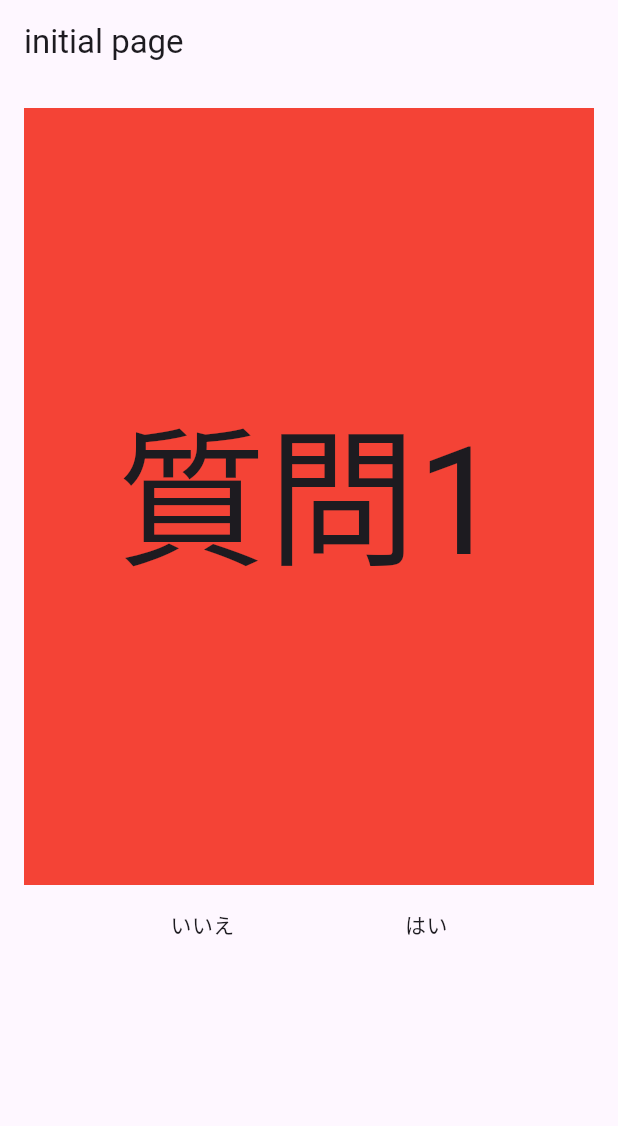
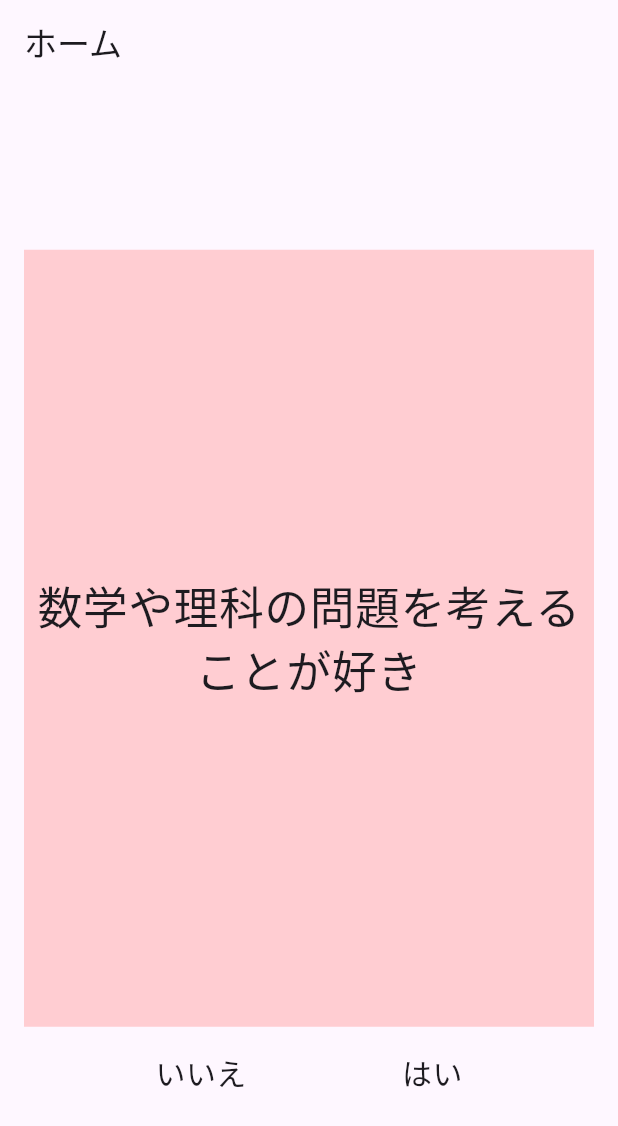
Before and after one commit to Koichi5/benesse_hack_4, a Flutter app: the screen it shows after launch, on a phone screen of 412 x 824 dp. Shown: the top 1126 px of the screen. Run offline on Flutter 3.47's test engine with Material 2 defaults, Android fonts, the phone set to English and light mode, and no system bars; drawn by our look-alikes of swipe_cards.

Commit message:
add load map

```diff
--- a/lib/component/reader_chart.dart
+++ b/lib/component/reader_chart.dart
@@ -9,7 +9,7 @@ class RadarChart extends StatelessWidget {
   Widget build(BuildContext context) {
     // final List<int> vector;
     return CustomPaint(
-      size: Size(double.infinity, double.infinity),
+      size: Size(MediaQuery.of(context).size.height* 0.4, MediaQuery.of(context).size.height* 0.4),
       painter: RadarChartPainter(vector: vector),
     );
   }
--- a/lib/view/itnitial_page.dart
+++ b/lib/view/itnitial_page.dart
@@ -15,25 +15,30 @@ class InitialPage extends StatefulWidget {
 
 class _InitialPageState extends State<InitialPage> {
   bool _isResultButtonShowed = false;
+  List<String> occupationList = [];
   List<SwipeItem> _swipeItems = [];
   // 論理的思考力、継続力、チャレンジ精神、協調性、計画力、主体性
-  List<int> vector = [0, 0, 0, 0, 0];
+  List<int> vector = [0, 0, 0, 0, 0, 0];
   late MatchEngine _matchEngine;
   GlobalKey<ScaffoldState> _scaffoldKey = GlobalKey();
   // List<String> _names = ["Red", "Blue", "Green", "Yellow", "Orange"];
   // key: 質問内容, value: 質問内容が属する属性のインデックス
-  Map <String, int> _questionList = {
-    "質問1":  1,
-    "質問2": 2,
-    "質問3":  1,
-    "質問4": 3,
+  Map <String, List<int>> _questionList = {
+    "数学や理科の問題を考えることが好き":  [0,2],
+    "「なぜそうなるのか？」を考えるのが好き": [0,5],
+    "学校や習い事をあまり休まない":  [1,3],
+    "一度始めたことは根気よく続けられる": [1, 4],
+    "出来るかどうか分からないことでもとりあえずやってみる": [2, 5],
+    "期間限定商品を試してみる": [2, 3],
+    "班行動や部活動などみんなと協力して何かをするのが好きだ": [3,4],
+    "あいさつやお礼をしっかり言える": [1, 3],
+    "夏休みの宿題を余裕をもって終わらせられる": [1, 4],
+    "友達と遊びに行くとき、家を出る時間を考えることができる": [0, 4],
+    "洋服や持ち物は自分で選びたい": [0, 5],
+    "学校行事などで当事者意識をもって行動できる": [2, 5],
   };
   List<Color> _colors = [
-    Colors.red,
-    Colors.blue,
-    Colors.green,
-    Colors.yellow,
-    Colors.orange
+    Colors.red[100]!,
   ];
 
   @override
@@ -44,21 +49,23 @@ class _InitialPageState extends State<InitialPage> {
           content: Content(text: key, color: _colors[colorIndex]),
           likeAction: () {
             setState(() {
-              vector = swipe(true, _questionList[key]!, vector);
+              vector = swipe(true, [_questionList[key]!.first, _questionList[key]!.last,], vector);
+              print(vector);
             });
-            ScaffoldMessenger.of(context).showSnackBar(SnackBar(
-              content: Text("Liked $key and index is ${_questionList[key]}"),
-              duration: Duration(milliseconds: 500),
-            ));
+            // ScaffoldMessenger.of(context).showSnackBar(SnackBar(
+            //   content: Text("Liked $key and index is ${_questionList[key]}"),
+            //   duration: Duration(milliseconds: 500),
+            // ));
           },
           nopeAction: () {
             setState(() {
-              vector = swipe(false, _questionList[key]!, []);
+              vector = swipe(false, [_questionList[key]!.first, _questionList[key]!.last,], vector);
+              print(vector);
             });
-            ScaffoldMessenger.of(context).showSnackBar(SnackBar(
-              content: Text("Nope $key and index is ${_questionList[key]}"),
-              duration: Duration(milliseconds: 500),
-            ));
+            // ScaffoldMessenger.of(context).showSnackBar(SnackBar(
+            //   content: Text("Nope $key and index is ${_questionList[key]}"),
+            //   duration: Duration(milliseconds: 500),
+            // ));
           },
           // superlikeAction: () {
           //   ScaffoldMessenger.of(context).showSnackBar(SnackBar(
@@ -82,10 +89,13 @@ class _InitialPageState extends State<InitialPage> {
     return Scaffold(
         key: _scaffoldKey,
         appBar: AppBar(
-          title: Text("initial page"),
+          title: const Text("ホーム"),
         ),
         body: Container(
-            child: Column(children: [
+          child: Column(
+            mainAxisAlignment: MainAxisAlignment.center,
+            children: [
+              Stack(children: [
                 Container(
                   height: 550,
                   child: SwipeCards(
@@ -96,21 +106,22 @@ class _InitialPageState extends State<InitialPage> {
                         color: _swipeItems[index].content.color,
                         child: Text(
                           _swipeItems[index].content.text,
-                        style: TextStyle(fontSize: 100),
+                          textAlign: TextAlign.center,
+                          style: TextStyle(
+                            fontSize: 30,
+                          ),
                         ),
                       );
                     },
                     onStackFinished: () {
-                    ScaffoldMessenger.of(context).showSnackBar(SnackBar(
-                      content: Text("Stack Finished"),
-                      duration: Duration(milliseconds: 500),
-                    ));
+                      // ScaffoldMessenger.of(context).showSnackBar(SnackBar(
+                      //   content: Text("Stack Finished"),
+                      //   duration: Duration(milliseconds: 500),
+                      // ));
                       setState(() {
+                        occupationList = printResult(vector);
                         _isResultButtonShowed = true;
                       });
-                  //  printresult
-                  //  結果を表示する
-                  //  結果表示ページ
                       print(printResult([1 ,0, 0, 0]));
                     },
                     itemChanged: (SwipeItem item, int index) {
@@ -120,37 +131,28 @@ class _InitialPageState extends State<InitialPage> {
                     fillSpace: true,
                   ),
                 ),
-              Row(
+                Center(
+                  child: _isResultButtonShowed
+                      ? ElevatedButton(onPressed: (){
+                    Navigator.push(context, MaterialPageRoute(
+                        builder: (context) => ResultView(
+                          //この verctor が変更されていなければ rederchart も表示されない
+                            vector: vector,
+                            occupationList: occupationList)
+                    )
+                    );
+                  }, child: const Text("結果を見る"))
+                      : SizedBox(),),
+              ]
+              ),
+              const Row(
                 mainAxisAlignment: MainAxisAlignment.spaceEvenly,
                 children: [
-                  Text("いいえ"),
-                  // ElevatedButton(
-                  //     onPressed: () {
-                  //       // _matchEngine.currentItem.decision
-                  //       print("Nope");
-                  //     },
-                  //     child: Text("Nope")),
-                  // ElevatedButton(
-                  //     onPressed: () {
-                  //       // _matchEngine.currentItem.superLike();
-                  //       print("SuperLike");
-                  //     },
-                  //     child: Text("Superlike")),
-                  // ElevatedButton(
-                  //     onPressed: () {
-                  //       // _matchEngine.currentItem.like();
-                  //       print("Like");
-                  //     },
-                  //     child: Text("Like"))
-                  Text("はい")
+                  Text("いいえ", style: TextStyle(fontSize: 20),),
+                  Text("はい", style: TextStyle(fontSize: 20),)
                 ],
               ),
-              _isResultButtonShowed
-                  ? ElevatedButton(onPressed: (){
-                    Navigator.push(context, MaterialPageRoute(builder: (context) => ResultView(vector: vector, occupationList: ["消防士", "警察官", "弁護士", "検察官"])));
-              }, child: const Text("結果を見る"))
-                  : SizedBox()
-            ]
+            ],
           )
         )
     );
--- a/pubspec.yaml
+++ b/pubspec.yaml
@@ -21,5 +21,6 @@ dev_dependencies:
   flutter_lints: ^2.0.0
 
 flutter:
-
   uses-material-design: true
+  assets:
+    - assets/image/
```
Also changed, not shown: lib/view/result_view.dart (+5 -2 lines), lib/view/work_view.dart (added, +25 -0 lines), assets/image/保育士.png (added), assets/image/医者.png (added), assets/image/弁護士.png (added), assets/image/消防士.png (added). Lines whose indentation alone changed are shown as unchanged.
